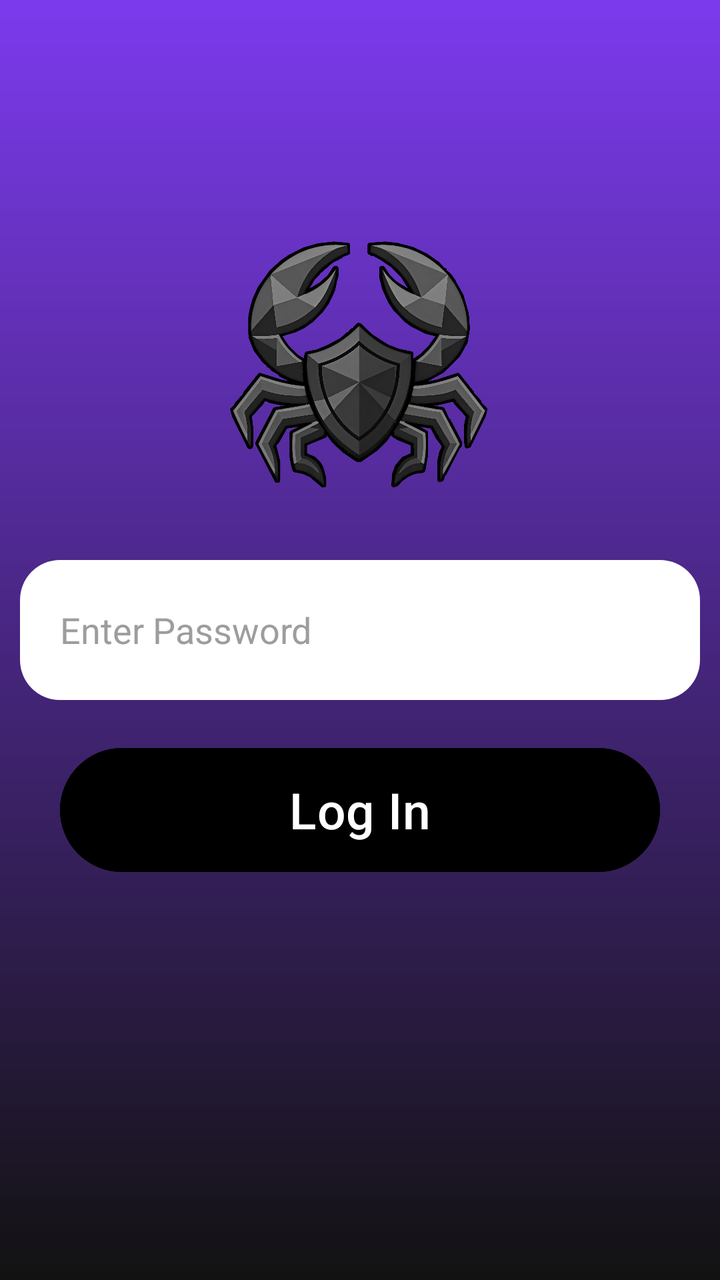
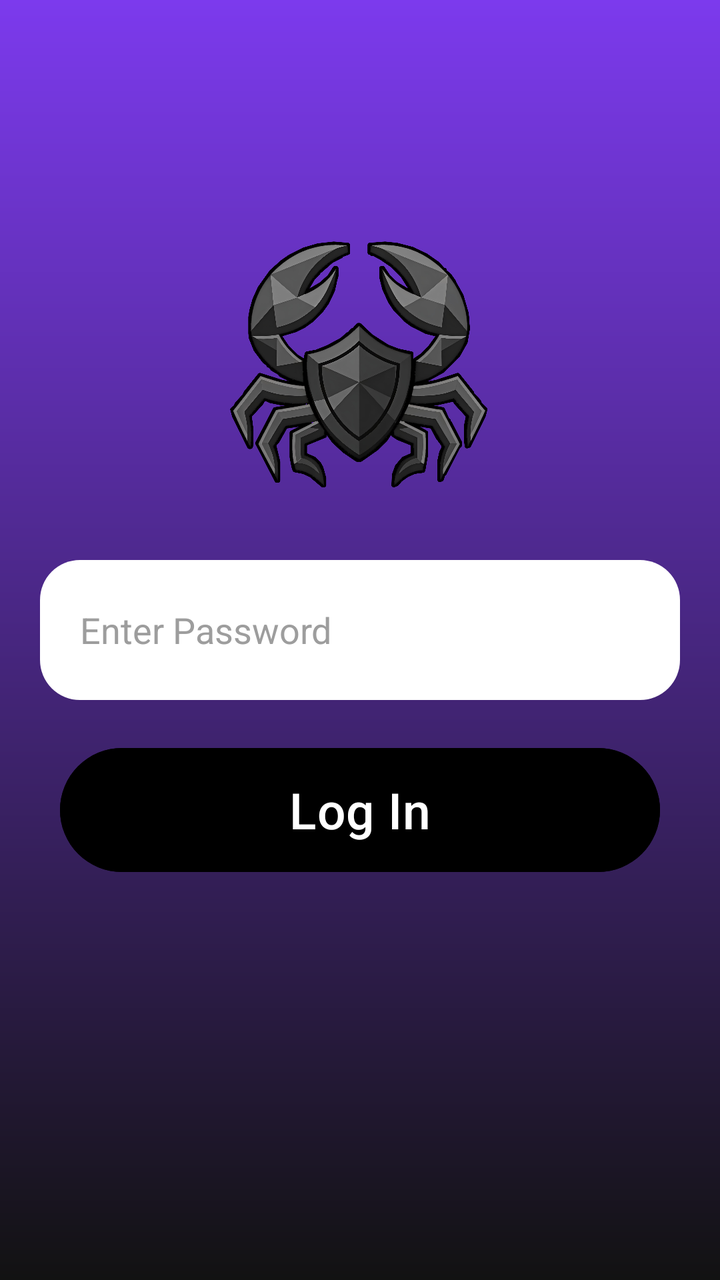

Screens rendered from an Android XML layout before and after an edit, with the pre-edit source and the edit as a unified diff.
<!-- AndroidManifest.xml: application theme Theme.WhiteVault -->
<!-- res/layout/activity_authentication.xml -->
<?xml version="1.0" encoding="utf-8"?>
<RelativeLayout xmlns:android="http://schemas.android.com/apk/res/android"
    xmlns:app="http://schemas.android.com/apk/res-auto"
    xmlns:tools="http://schemas.android.com/tools"
    android:id="@+id/main"
    android:layout_width="match_parent"
    android:layout_height="match_parent"
    tools:context=".AuthenticationActivity"
    android:background="@drawable/user_background">

    <LinearLayout
        android:layout_width="match_parent"
        android:layout_height="wrap_content"
        android:orientation="vertical"
        android:layout_marginTop="70dp">

        <RelativeLayout
            android:layout_width="match_parent"
            android:layout_height="wrap_content"
            android:layout_marginTop="40dp">

            <ImageView
                android:layout_width="150dp"
                android:layout_height="150dp"
                android:src="@drawable/logo"
                android:layout_centerHorizontal="true"/>

        </RelativeLayout>

        <EditText
            android:id="@+id/text_password"
            android:layout_width="match_parent"
            android:layout_height="70dp"
            android:layout_marginTop="20dp"
            android:layout_marginLeft="10dp"
            android:layout_marginRight="10dp"
            android:hint="Enter Password"
            android:textColor="@color/black"
            android:background="@drawable/user_edit_text_background"
            android:textColorHint="#9D9D9D"
            android:padding="20dp"/>

        <Button
            android:id="@+id/button_login"
            android:layout_width="match_parent"
            android:layout_height="70dp"
            android:layout_marginTop="20dp"
            android:layout_marginStart="30dp"
            android:layout_marginEnd="30dp"
            android:text="Log In"
            android:textSize="25dp"
            android:textColor="@color/white"
            android:backgroundTint="@color/black"/>

    </LinearLayout>


</RelativeLayout>
<!-- resources referenced by this layout -->
<resources>
  <color name="black">#FF000000</color>
  <color name="white">#FFFFFFFF</color>
  <!-- drawable logo: png bitmap (drawable, 621487 bytes) -->
  <!-- drawable user_background (drawable) -->
  <?xml version="1.0" encoding="utf-8"?>
  <shape xmlns:android="http://schemas.android.com/apk/res/android">
      <gradient
          android:startColor="@color/primary"
          android:endColor="@color/background"
          android:angle="270"/>
  
  </shape>
  <!-- drawable user_edit_text_background (drawable) -->
  <?xml version="1.0" encoding="utf-8"?>
  <shape xmlns:android="http://schemas.android.com/apk/res/android">
      <solid android:color="@color/white"/>
      <corners android:radius="20dp"/>
  
  </shape>
  <style name="Theme.WhiteVault" parent="Base.Theme.WhiteVault" />
  <color name="primary">#7C3AED</color>
  <color name="background">#121212</color>
  <style name="Base.Theme.WhiteVault" parent="Theme.Material3.DayNight.NoActionBar">
          
          
      </style>
</resources>

<!-- the commit's change to res/layout/activity_authentication.xml (unified diff, before → after) -->
@@ -32,8 +32,8 @@
             android:layout_width="match_parent"
             android:layout_height="70dp"
             android:layout_marginTop="20dp"
-            android:layout_marginLeft="10dp"
-            android:layout_marginRight="10dp"
+            android:layout_marginLeft="20dp"
+            android:layout_marginRight="20dp"
             android:hint="Enter Password"
             android:textColor="@color/black"
             android:background="@drawable/user_edit_text_background"
